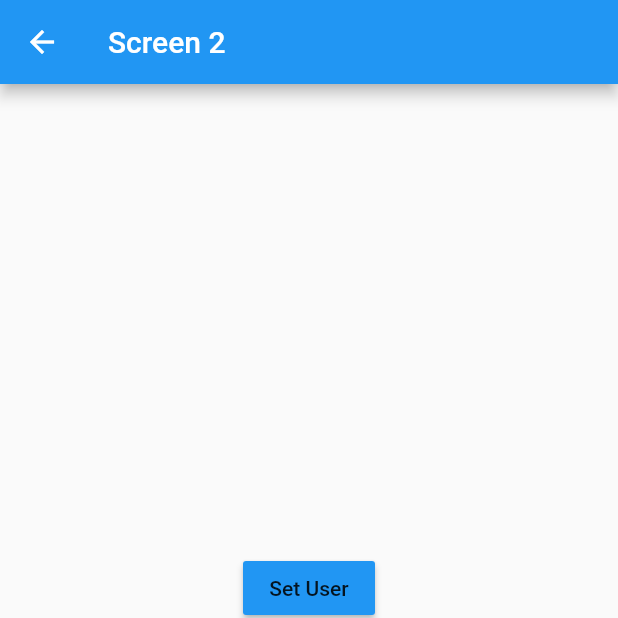
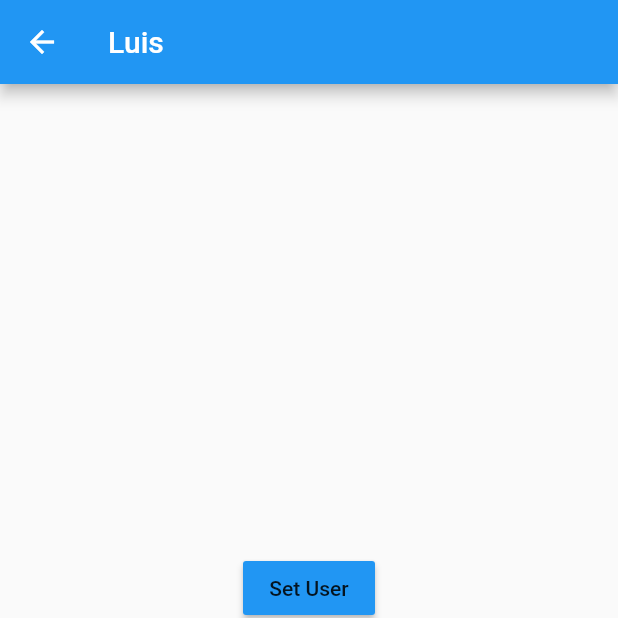
Before and after one commit to Luisparr14/estados_app, a Flutter app: the Screen2 screen opened by its route, after a tap on "Set User", on a phone screen of 412 x 824 dp, the top half of it. Run offline on Flutter 3.47's test engine with Material 2 defaults, Android fonts, the light colour scheme and no system bars; accounts and stored records are empty.

Commit message:
clase #137 - flutter avanzado

```diff
--- a/lib/screens/screen1.dart
+++ b/lib/screens/screen1.dart
@@ -1,3 +1,4 @@
+import 'package:estados_app/models/user.dart';
 import 'package:estados_app/services/user_service.dart';
 import 'package:flutter/material.dart';
 import 'package:provider/provider.dart';
@@ -12,7 +13,9 @@ class Screen1 extends StatelessWidget {
       appBar: AppBar(
         title: const Text('Screen 1'),
       ),
-      body: userService.userExist ? const UserInfomation() : const Center(child: Text('User doest exist')),
+      body: userService.userExist
+          ? UserInfomation(user: userService.getUser as User)
+          : const Center(child: Text('User doest exist')),
       floatingActionButton: FloatingActionButton(
           onPressed: () => Navigator.pushNamed(context, 'screen2'),
           child: const Icon(Icons.ac_unit)),
@@ -21,8 +24,10 @@ class Screen1 extends StatelessWidget {
 }
 
 class UserInfomation extends StatelessWidget {
+  final User user;
+
   const UserInfomation({
-    super.key,
+    super.key, required this.user,
   });
 
   @override
@@ -31,19 +36,19 @@ class UserInfomation extends StatelessWidget {
       width: double.infinity,
       height: double.infinity,
       padding: const EdgeInsets.all(9),
-      child: const Column(
+      child: Column(
         crossAxisAlignment: CrossAxisAlignment.start,
         children: [
-          Text('General',
+          const Text('General',
               style: TextStyle(fontWeight: FontWeight.bold, fontSize: 18)),
-          Divider(),
-          ListTile(title: Text('Nombre')),
-          ListTile(title: Text('Edad')),
-          Text('Profesiones',
+          const Divider(),
+          ListTile(title: Text('Nombre: ${user.name}')),
+          ListTile(title: Text('Edad: ${user.age}')),
+          const Text('Profesiones',
               style: TextStyle(fontWeight: FontWeight.bold, fontSize: 18)),
-          Divider(),
-          ListTile(title: Text('Profesion')),
-          ListTile(title: Text('Profesion')),
+          const Divider(),
+          const ListTile(title: Text('Profesion')),
+          const ListTile(title: Text('Profesion')),
         ],
       ),
     );
--- a/lib/screens/screen2.dart
+++ b/lib/screens/screen2.dart
@@ -1,24 +1,42 @@
+import 'package:estados_app/models/user.dart';
+import 'package:estados_app/services/user_service.dart';
 import 'package:flutter/material.dart';
-
+import 'package:provider/provider.dart';
 
 class Screen2 extends StatelessWidget {
-const Screen2({super.key});
+  const Screen2({super.key});
   @override
   Widget build(BuildContext context) {
+    final userService = Provider.of<UserService>(context);
+
     return Scaffold(
       appBar: AppBar(
-        title: Text('Screen 2'),
+        title: userService.userExist
+            ? Text(userService.getUser?.name ?? 'No user')
+            : const Text('Screen 2'),
       ),
       body: Center(
         child: Column(
           mainAxisAlignment: MainAxisAlignment.center,
           children: [
-            MaterialButton(onPressed: ()=>{}, child: const Text('Set User'), color: Colors.blue),
-            MaterialButton(onPressed: ()=>{}, child: const Text('Set Age'), color: Colors.blue),
-            MaterialButton(onPressed: ()=>{}, child: const Text('Set Profesion'), color: Colors.blue),
+            MaterialButton(
+                onPressed: () {
+                  User user = User(name: 'Luis', age: 34, professions: []);
+                  userService.setUser(user);
+                },
+                color: Colors.blue,
+                child: const Text('Set User')),
+            MaterialButton(
+                onPressed: () => {},
+                color: Colors.blue,
+                child: const Text('Set Age')),
+            MaterialButton(
+                onPressed: () => {},
+                color: Colors.blue,
+                child: const Text('Set Profesion')),
           ],
-           ),
+        ),
       ),
-   );
+    );
   }
 }
```
